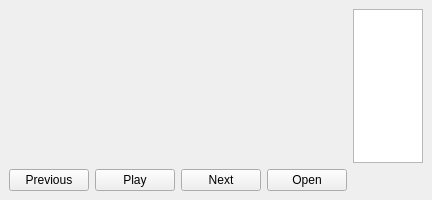
The window that home.ui (odigous-labs/vid_sum_win_tool) describes before a commit, drawn with Qt 5.
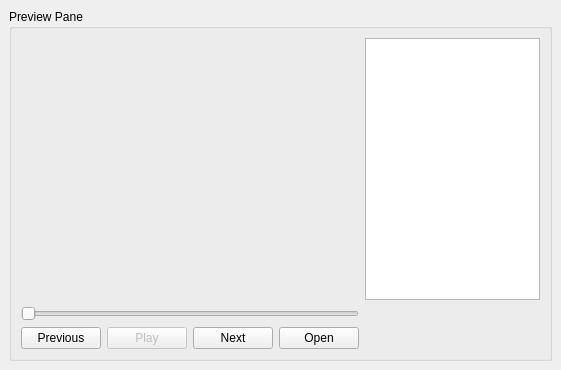
The same window after the commit.

What changed in the file:
```diff
--- a/home.ui
+++ b/home.ui
@@ -6,14 +6,20 @@
    <rect>
     <x>0</x>
     <y>0</y>
-    <width>407</width>
-    <height>200</height>
+    <width>561</width>
+    <height>370</height>
    </rect>
   </property>
   <property name="windowTitle">
    <string>Home</string>
   </property>
   <widget class="QWidget" name="centralwidget">
+   <layout class="QGridLayout" name="gridLayout_3">
+    <item row="0" column="0">
+     <widget class="QGroupBox" name="groupBox">
+      <property name="title">
+       <string>Preview Pane</string>
+      </property>
    <layout class="QGridLayout" name="gridLayout_2">
     <item row="0" column="0">
      <layout class="QGridLayout" name="gridLayout"/>
@@ -25,7 +31,10 @@
       </property>
      </widget>
     </item>
-    <item row="1" column="0">
+       <item row="0" column="0">
+        <layout class="QGridLayout" name="gridLayout"/>
+       </item>
+       <item row="2" column="0">
      <layout class="QHBoxLayout" name="horizontalLayout">
       <item>
        <widget class="QPushButton" name="previous_button">
@@ -36,6 +45,9 @@
       </item>
       <item>
        <widget class="QPushButton" name="play_button">
+           <property name="enabled">
+            <bool>false</bool>
+           </property>
         <property name="text">
          <string>Play</string>
         </property>
@@ -57,19 +69,29 @@
       </item>
      </layout>
     </item>
-    <item row="1" column="1">
+       <item row="2" column="1">
      <spacer name="horizontalSpacer">
       <property name="orientation">
        <enum>Qt::Horizontal</enum>
       </property>
       <property name="sizeHint" stdset="0">
        <size>
-        <width>60</width>
+           <width>194</width>
         <height>20</height>
        </size>
       </property>
      </spacer>
     </item>
+       <item row="1" column="0">
+        <widget class="QSlider" name="slider">
+         <property name="orientation">
+          <enum>Qt::Horizontal</enum>
+         </property>
+        </widget>
+       </item>
+      </layout>
+     </widget>
+    </item>
    </layout>
   </widget>
   <widget class="QMenuBar" name="menubar">
```
Left out of the diff: 5 changed lines with no effect on the pictures. Lines whose indentation alone changed are shown as unchanged.
